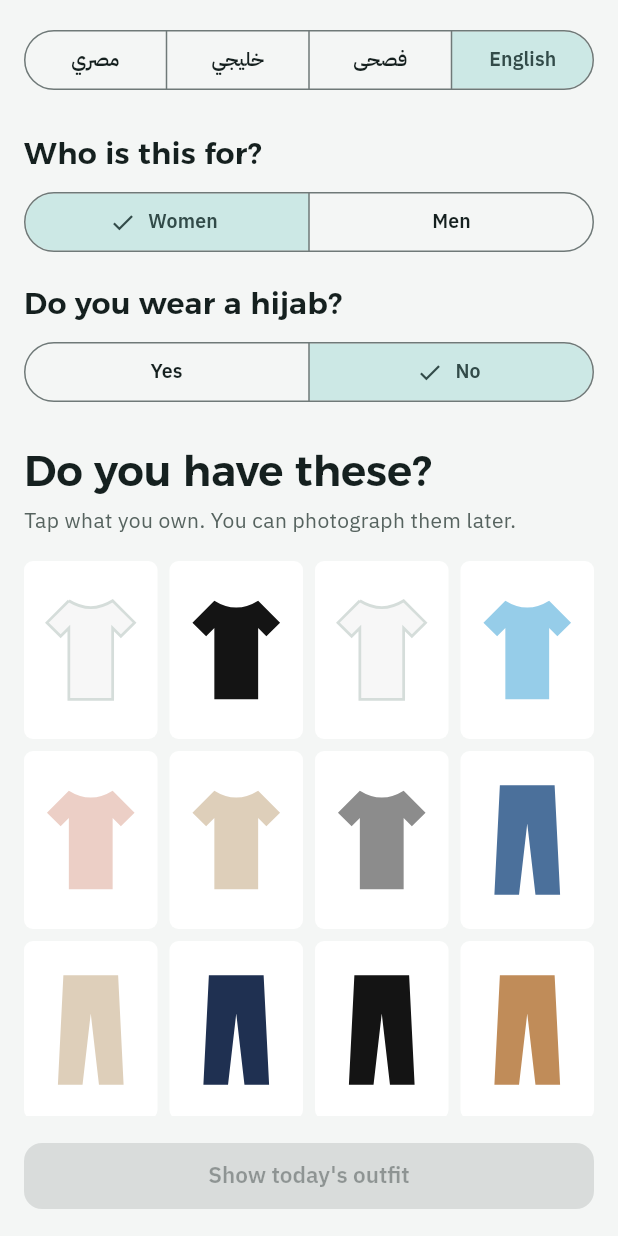
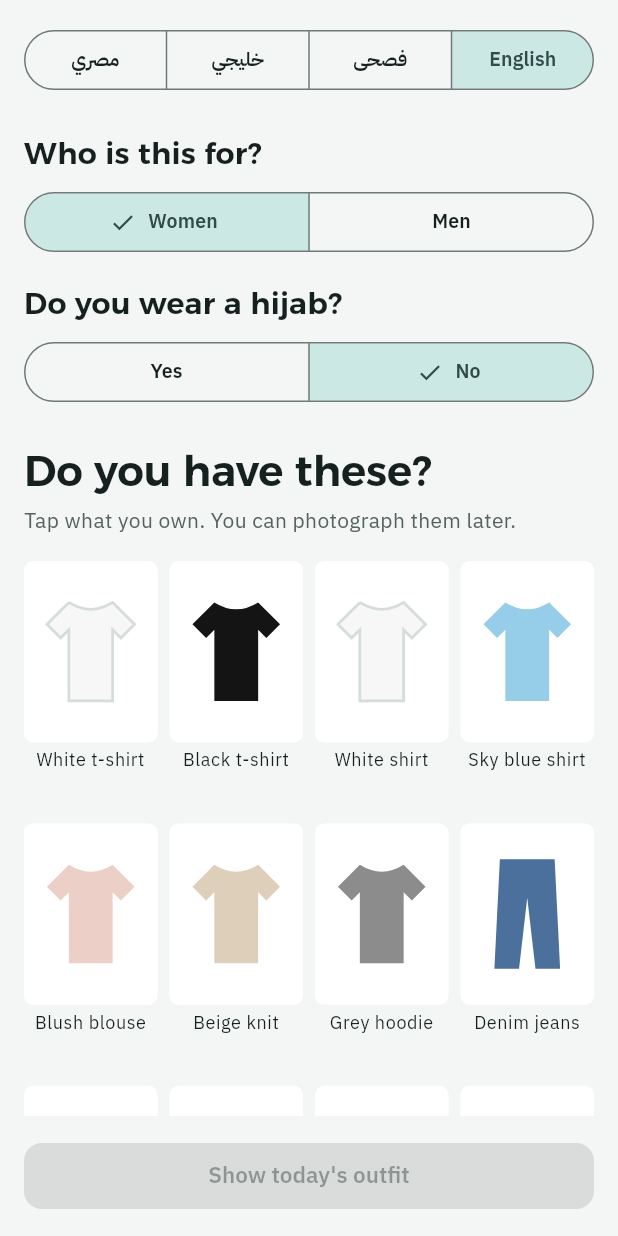
Before and after one commit to mroshdy2222-jpg/Mohamed-, a Flutter app: the screen it shows after launch, after a tap on "خليجي", after a tap on "فصحى", after a tap on "English", on a phone screen of 412 x 824 dp. Run offline on Flutter 3.47's test engine with Material 3 defaults, Android fonts, the phone set to English and light mode, and no system bars; our stand-ins replace image_picker, share_plus, shared_preferences; network calls fail.

Commit message:
Name each piece in the onboarding grid and redraw the unclear shapes
Co-Authored-By: Claude Opus 5.5 <noreply@anthropic.com>
Claude-Session: https://claude.ai/code/session_018Bu1KqDSXJTKov82a1ds7Y

```diff
--- a/app/lib/data/basics.dart
+++ b/app/lib/data/basics.dart
@@ -10,6 +10,10 @@ class Basic {
   final Gender? only;
 
   const Basic(this.item, {this.only});
+
+  /// What it is more precisely than its category (loafers, not just shoes),
+  /// taken from the id: `b-<kind>-<colour>`.
+  String get kind => item.id.split('-')[1];
 }
 
 const _casSmart = {Style.casual, Style.smartCasual};
--- a/app/lib/l10n/app_ar.arb
+++ b/app/lib/l10n/app_ar.arb
@@ -187,6 +187,14 @@
       }
     }
   },
+  "basicKind": "{kind, select, tee{تيشيرت} shirt{قميص} blouse{بلوزة} knit{كنزة صوف} hoodie{هودي} jeans{جينز} chino{بنطال قطني} trousers{بنطال} skirt{تنورة} joggers{بنطال رياضي} sport{تيشيرت رياضي} dress{فستان} abaya{عباءة} thobe{ثوب} galabeya{جلابية} blazer{بليزر} jacket{سترة} sneakers{حذاء رياضي} runners{حذاء جري} loafers{حذاء لوفر} heels{حذاء بكعب} oxfords{حذاء رسمي} sandals{صندل} scarf{حجاب} shemagh{شماغ} other{تيشيرت}}",
+  "@basicKind": {
+    "placeholders": {
+      "kind": {
+        "type": "String"
+      }
+    }
+  },
   "whoWon": "أيهما فاز؟",
   "optionLabel": "إطلالة {n}",
   "@optionLabel": {
--- a/app/lib/l10n/app_ar_EG.arb
+++ b/app/lib/l10n/app_ar_EG.arb
@@ -142,6 +142,7 @@
   "replyWithNumber": "رد برقم 1 أو 2",
   "shareText": "ده ولا ده؟ المناسبة: {occasion}. رد برقم 1 أو 2.",
   "tryTalla": "جرّب طلّة: {link}",
+  "basicKind": "{kind, select, tee{تيشيرت} shirt{قميص} blouse{بلوزة} knit{بلوفر} hoodie{هودي} jeans{جينز} chino{بنطلون شينو} trousers{بنطلون} skirt{جيبة} joggers{بنطلون رياضة} sport{تيشيرت رياضة} dress{فستان} abaya{عباية} thobe{ثوب} galabeya{جلابية} blazer{بليزر} jacket{جاكيت} sneakers{كوتشي} runners{كوتشي جري} loafers{لوفر} heels{كعب عالي} oxfords{جزمة كلاسيك} sandals{صندل} scarf{طرحة} shemagh{شماغ} other{تيشيرت}}",
   "whoWon": "مين كسب؟",
   "optionLabel": "طقم {n}",
   "winnerLabel": "الكسبان",
--- a/app/lib/l10n/app_ar_SA.arb
+++ b/app/lib/l10n/app_ar_SA.arb
@@ -142,6 +142,7 @@
   "replyWithNumber": "رد برقم 1 أو 2",
   "shareText": "هذا ولا هذا؟ المناسبة: {occasion}. رد برقم 1 أو 2.",
   "tryTalla": "جرّب طلّة: {link}",
+  "basicKind": "{kind, select, tee{تيشيرت} shirt{قميص} blouse{بلوزة} knit{كنزة} hoodie{هودي} jeans{جينز} chino{بنطلون كاجوال} trousers{بنطلون} skirt{تنورة} joggers{بنطلون رياضي} sport{تيشيرت رياضي} dress{فستان} abaya{عباية} thobe{ثوب} galabeya{جلابية} blazer{بليزر} jacket{جاكيت} sneakers{سنيكرز} runners{حذاء ركض} loafers{لوفر} heels{كعب} oxfords{حذاء رسمي} sandals{نعال} scarf{شيلة} shemagh{شماغ} other{تيشيرت}}",
   "whoWon": "منو فاز؟",
   "optionLabel": "لبسة {n}",
   "winnerLabel": "الفايز",
--- a/app/lib/l10n/app_en.arb
+++ b/app/lib/l10n/app_en.arb
@@ -142,6 +142,7 @@
   "replyWithNumber": "Reply 1 or 2",
   "shareText": "This or that? Occasion: {occasion}. Reply 1 or 2.",
   "tryTalla": "Try Talla: {link}",
+  "basicKind": "{kind, select, tee{T-shirt} shirt{Shirt} blouse{Blouse} knit{Knit} hoodie{Hoodie} jeans{Jeans} chino{Chinos} trousers{Trousers} skirt{Skirt} joggers{Joggers} sport{Sports tee} dress{Dress} abaya{Abaya} thobe{Thobe} galabeya{Galabeya} blazer{Blazer} jacket{Jacket} sneakers{Sneakers} runners{Running shoes} loafers{Loafers} heels{Heels} oxfords{Oxfords} sandals{Sandals} scarf{Headscarf} shemagh{Shemagh} other{T-shirt}}",
   "whoWon": "Which won?",
   "optionLabel": "Outfit {n}",
   "winnerLabel": "Winner",
--- a/app/lib/l10n/app_localizations.dart
+++ b/app/lib/l10n/app_localizations.dart
@@ -949,6 +949,12 @@ abstract class AppLocalizations {
   /// **'جرّب طلّة: {link}'**
   String tryTalla(String link);
 
+  /// No description provided for @basicKind.
+  ///
+  /// In ar, this message translates to:
+  /// **'{kind, select, tee{تيشيرت} shirt{قميص} blouse{بلوزة} knit{كنزة صوف} hoodie{هودي} jeans{جينز} chino{بنطال قطني} trousers{بنطال} skirt{تنورة} joggers{بنطال رياضي} sport{تيشيرت رياضي} dress{فستان} abaya{عباءة} thobe{ثوب} galabeya{جلابية} blazer{بليزر} jacket{سترة} sneakers{حذاء رياضي} runners{حذاء جري} loafers{حذاء لوفر} heels{حذاء بكعب} oxfords{حذاء رسمي} sandals{صندل} scarf{حجاب} shemagh{شماغ} other{تيشيرت}}'**
+  String basicKind(String kind);
+
   /// No description provided for @whoWon.
   ///
   /// In ar, this message translates to:
--- a/app/lib/l10n/app_localizations_ar.dart
+++ b/app/lib/l10n/app_localizations_ar.dart
@@ -448,6 +448,39 @@ class AppLocalizationsAr extends AppLocalizations {
   }
 
   @override
+  String basicKind(String kind) {
+    String _temp0 = intl.Intl.selectLogic(kind, {
+      'tee': 'تيشيرت',
+      'shirt': 'قميص',
+      'blouse': 'بلوزة',
+      'knit': 'كنزة صوف',
+      'hoodie': 'هودي',
+      'jeans': 'جينز',
+      'chino': 'بنطال قطني',
+      'trousers': 'بنطال',
+      'skirt': 'تنورة',
+      'joggers': 'بنطال رياضي',
+      'sport': 'تيشيرت رياضي',
+      'dress': 'فستان',
+      'abaya': 'عباءة',
+      'thobe': 'ثوب',
+      'galabeya': 'جلابية',
+      'blazer': 'بليزر',
+      'jacket': 'سترة',
+      'sneakers': 'حذاء رياضي',
+      'runners': 'حذاء جري',
+      'loafers': 'حذاء لوفر',
+      'heels': 'حذاء بكعب',
+      'oxfords': 'حذاء رسمي',
+      'sandals': 'صندل',
+      'scarf': 'حجاب',
+      'shemagh': 'شماغ',
+      'other': 'تيشيرت',
+    });
+    return '$_temp0';
+  }
+
+  @override
   String get whoWon => 'أيهما فاز؟';
 
   @override
@@ -984,6 +1017,39 @@ class AppLocalizationsArEg extends AppLocalizationsAr {
   }
 
   @override
+  String basicKind(String kind) {
+    String _temp0 = intl.Intl.selectLogic(kind, {
+      'tee': 'تيشيرت',
+      'shirt': 'قميص',
+      'blouse': 'بلوزة',
+      'knit': 'بلوفر',
+      'hoodie': 'هودي',
+      'jeans': 'جينز',
+      'chino': 'بنطلون شينو',
+      'trousers': 'بنطلون',
+      'skirt': 'جيبة',
+      'joggers': 'بنطلون رياضة',
+      'sport': 'تيشيرت رياضة',
+      'dress': 'فستان',
+      'abaya': 'عباية',
+      'thobe': 'ثوب',
+      'galabeya': 'جلابية',
+      'blazer': 'بليزر',
+      'jacket': 'جاكيت',
+      'sneakers': 'كوتشي',
+      'runners': 'كوتشي جري',
+      'loafers': 'لوفر',
+      'heels': 'كعب عالي',
+      'oxfords': 'جزمة كلاسيك',
+      'sandals': 'صندل',
+      'scarf': 'طرحة',
+      'shemagh': 'شماغ',
+      'other': 'تيشيرت',
+    });
+    return '$_temp0';
+  }
+
+  @override
   String get whoWon => 'مين كسب؟';
 
   @override
@@ -1520,6 +1586,39 @@ class AppLocalizationsArSa extends AppLocalizationsAr {
   }
 
   @override
+  String basicKind(String kind) {
+    String _temp0 = intl.Intl.selectLogic(kind, {
+      'tee': 'تيشيرت',
+      'shirt': 'قميص',
+      'blouse': 'بلوزة',
+      'knit': 'كنزة',
+      'hoodie': 'هودي',
+      'jeans': 'جينز',
+      'chino': 'بنطلون كاجوال',
+      'trousers': 'بنطلون',
+      'skirt': 'تنورة',
+      'joggers': 'بنطلون رياضي',
+      'sport': 'تيشيرت رياضي',
+      'dress': 'فستان',
+      'abaya': 'عباية',
+      'thobe': 'ثوب',
+      'galabeya': 'جلابية',
+      'blazer': 'بليزر',
+      'jacket': 'جاكيت',
+      'sneakers': 'سنيكرز',
+      'runners': 'حذاء ركض',
+      'loafers': 'لوفر',
+      'heels': 'كعب',
+      'oxfords': 'حذاء رسمي',
+      'sandals': 'نعال',
+      'scarf': 'شيلة',
+      'shemagh': 'شماغ',
+      'other': 'تيشيرت',
+    });
+    return '$_temp0';
+  }
+
+  @override
   String get whoWon => 'منو فاز؟';
 
   @override
--- a/app/lib/l10n/app_localizations_en.dart
+++ b/app/lib/l10n/app_localizations_en.dart
@@ -448,6 +448,39 @@ class AppLocalizationsEn extends AppLocalizations {
   }
 
   @override
+  String basicKind(String kind) {
+    String _temp0 = intl.Intl.selectLogic(kind, {
+      'tee': 'T-shirt',
+      'shirt': 'Shirt',
+      'blouse': 'Blouse',
+      'knit': 'Knit',
+      'hoodie': 'Hoodie',
+      'jeans': 'Jeans',
+      'chino': 'Chinos',
+      'trousers': 'Trousers',
+      'skirt': 'Skirt',
+      'joggers': 'Joggers',
+      'sport': 'Sports tee',
+      'dress': 'Dress',
+      'abaya': 'Abaya',
+      'thobe': 'Thobe',
+      'galabeya': 'Galabeya',
+      'blazer': 'Blazer',
+      'jacket': 'Jacket',
+      'sneakers': 'Sneakers',
+      'runners': 'Running shoes',
+      'loafers': 'Loafers',
+      'heels': 'Heels',
+      'oxfords': 'Oxfords',
+      'sandals': 'Sandals',
+      'scarf': 'Headscarf',
+      'shemagh': 'Shemagh',
+      'other': 'T-shirt',
+    });
+    return '$_temp0';
+  }
+
+  @override
   String get whoWon => 'Which won?';
 
   @override
--- a/app/lib/ui/basics_screen.dart
+++ b/app/lib/ui/basics_screen.dart
@@ -76,22 +76,42 @@ class _BasicsScreenState extends State<BasicsScreen> {
             const SizedBox(height: Space.s4),
             GridView.count(
               crossAxisCount: 4,
-              mainAxisSpacing: Space.s2,
+              mainAxisSpacing: Space.s4,
               crossAxisSpacing: Space.s2,
-              childAspectRatio: 3 / 4,
+              childAspectRatio: 0.56,
               shrinkWrap: true,
               physics: const NeverScrollableScrollPhysics(),
               children: [
                 for (final b in list)
-                  ItemSwatch(
+                  Column(
+                    children: [
+                      Expanded(
+                        child: ItemSwatch(
                           onPage: true,
                           key: Key(b.item.id),
                           item: b.item,
                           selected: _picked.contains(b.item.id),
-                    semanticLabel: t.itemName(b.item),
+                          semanticLabel: t.basicName(b),
                           onTap: () => setState(
                             () => _picked.contains(b.item.id) ? _picked.remove(b.item.id) : _picked.add(b.item.id),
                           ),
+                        ),
+                      ),
+                      const SizedBox(height: Space.s1),
+                      // Two lines' room for every name, so all the tiles stay the same size.
+                      SizedBox(
+                        height: 34,
+                        child: ExcludeSemantics(
+                          child: Text(
+                            t.basicName(b),
+                            style: text.bodySmall,
+                            textAlign: TextAlign.center,
+                            maxLines: 2,
+                            overflow: TextOverflow.ellipsis,
+                          ),
+                        ),
+                      ),
+                    ],
                   ),
               ],
             ),
--- a/app/lib/ui/item_swatch.dart
+++ b/app/lib/ui/item_swatch.dart
@@ -137,20 +137,20 @@ class _Silhouette extends CustomPainter {
         p.lineTo(28, 6);
         p.quadraticBezierTo(20, 11, 12, 6);
       case Category.outerwear:
-        p.moveTo(12, 5);
+        // Two front panels with lapels, open down the middle.
+        p.moveTo(13, 5);
         p.lineTo(3, 14);
-        p.lineTo(6, 40);
-        p.lineTo(12, 40);
-        p.lineTo(12, 44);
-        p.lineTo(19, 44);
-        p.lineTo(19, 10);
-        p.lineTo(21, 10);
-        p.lineTo(21, 44);
-        p.lineTo(28, 44);
-        p.lineTo(28, 40);
-        p.lineTo(34, 40);
+        p.lineTo(6, 42);
+        p.lineTo(19, 42);
+        p.lineTo(19, 24);
+        p.lineTo(14, 8);
+        p.close();
+        p.moveTo(27, 5);
         p.lineTo(37, 14);
-        p.lineTo(28, 5);
+        p.lineTo(34, 42);
+        p.lineTo(21, 42);
+        p.lineTo(21, 24);
+        p.lineTo(26, 8);
         p.close();
       case Category.bottom:
         p.moveTo(10, 4);
@@ -162,28 +162,43 @@ class _Silhouette extends CustomPainter {
         p.lineTo(8, 44);
         p.close();
       case Category.onePiece:
-        p.moveTo(14, 4);
-        p.lineTo(26, 4);
-        p.lineTo(27, 16);
-        p.lineTo(35, 45);
-        p.lineTo(5, 45);
-        p.lineTo(13, 16);
+        // Shoulders and short sleeves, flaring to the hem: a dress or a robe.
+        p.moveTo(15, 4);
+        p.quadraticBezierTo(20, 8, 25, 4);
+        p.lineTo(32, 7);
+        p.lineTo(37, 17);
+        p.lineTo(32, 19);
+        p.lineTo(29, 14);
+        p.lineTo(33, 45);
+        p.lineTo(7, 45);
+        p.lineTo(11, 14);
+        p.lineTo(8, 19);
+        p.lineTo(3, 17);
+        p.lineTo(8, 7);
         p.close();
       case Category.shoes:
-        p.moveTo(4, 30);
-        p.quadraticBezierTo(4, 22, 12, 22);
-        p.lineTo(20, 26);
-        p.quadraticBezierTo(30, 28, 36, 32);
-        p.lineTo(36, 38);
-        p.lineTo(4, 38);
+        // A sneaker from the side: the upper, then the sole below a gap.
+        p.moveTo(5, 34);
+        p.lineTo(5, 25);
+        p.quadraticBezierTo(5, 21, 9, 21);
+        p.lineTo(15, 21);
+        p.lineTo(18, 25);
+        p.quadraticBezierTo(27, 26, 33, 29);
+        p.quadraticBezierTo(36, 30.5, 36, 34);
         p.close();
+        p.addRRect(RRect.fromLTRBR(4, 35.5, 37, 39, const Radius.circular(1.5)));
       case Category.headscarf:
       case Category.shemagh:
-        p.moveTo(8, 10);
-        p.quadraticBezierTo(20, 0, 32, 10);
-        p.lineTo(34, 40);
-        p.quadraticBezierTo(20, 46, 6, 40);
+        // A hood around an open face, falling over the shoulders.
+        p.fillType = PathFillType.evenOdd;
+        p.moveTo(20, 4);
+        p.quadraticBezierTo(34, 4, 34, 20);
+        p.lineTo(37, 44);
+        p.lineTo(3, 44);
+        p.lineTo(6, 20);
+        p.quadraticBezierTo(6, 4, 20, 4);
         p.close();
+        p.addOval(const Rect.fromLTRB(13, 12, 27, 31));
       case Category.bag:
         p.addRRect(RRect.fromLTRBR(6, 16, 34, 42, const Radius.circular(4)));
         p.addRect(const Rect.fromLTRB(14, 8, 26, 11));
--- a/app/lib/ui/labels.dart
+++ b/app/lib/ui/labels.dart
@@ -1,3 +1,4 @@
+import '../data/basics.dart';
 import '../domain/color_harmony.dart';
 import '../domain/fashion_color.dart';
 import '../domain/models.dart';
@@ -118,6 +119,14 @@ extension Labels on AppLocalizations {
   };
 
   /// "Burgundy one-piece", in the right word order for the language.
+  /// "Loafers, brown". The colour is left out when the name already says it
+  /// (jeans are denim).
+  String basicName(Basic b) {
+    final kind = basicKind(b.kind), colour = color(b.item.color);
+    if (kind.toLowerCase().contains(colour.toLowerCase())) return kind;
+    return localeName.startsWith('ar') ? '$kind $colour' : '$colour ${kind.toLowerCase()}';
+  }
+
   String itemName(Item i) => localeName.startsWith('ar')
       ? '${category(i.category)} ${color(i.color)}'
       : '${color(i.color)} ${category(i.category).toLowerCase()}';
```
Lines whose indentation alone changed are shown as unchanged.
